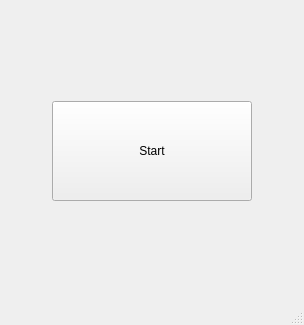
Old version of the form Evolution_1/Frontend/startscreen.ui in the repository Natali124/Evolution-Simulator.
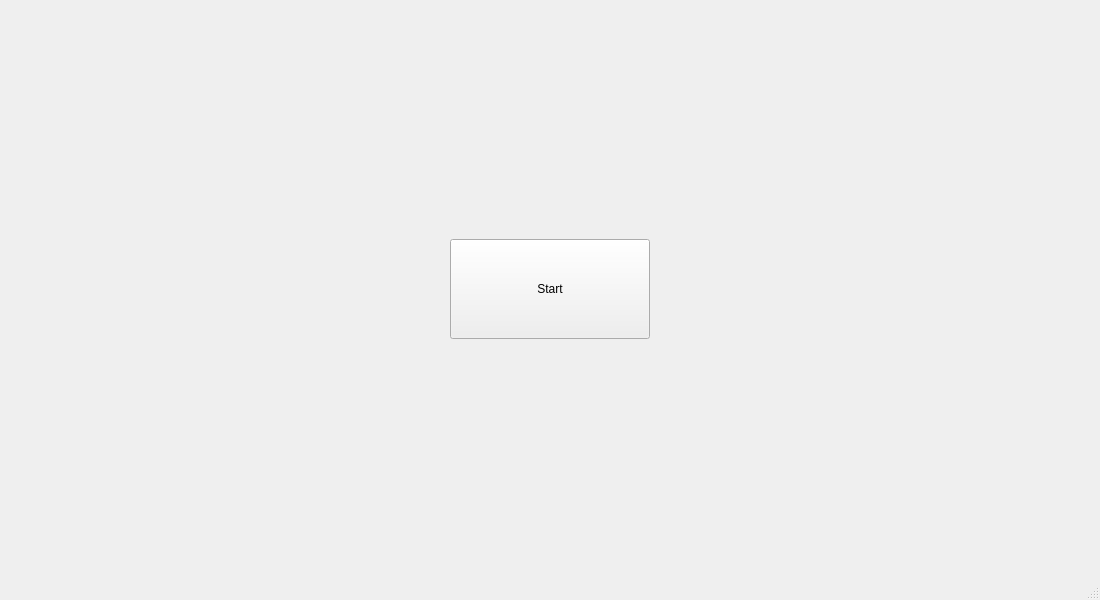
New version of the form.

Commit message: mainwindow button style change

What changed in the file:
```diff
--- a/Evolution_1/Frontend/startscreen.ui
+++ b/Evolution_1/Frontend/startscreen.ui
@@ -6,8 +6,8 @@
    <rect>
     <x>0</x>
     <y>0</y>
-    <width>304</width>
-    <height>325</height>
+    <width>1100</width>
+    <height>600</height>
    </rect>
   </property>
   <property name="windowTitle">
```
Left out of the diff: 2 changed lines with no effect on the pictures. The commit also changes 2 other files.
